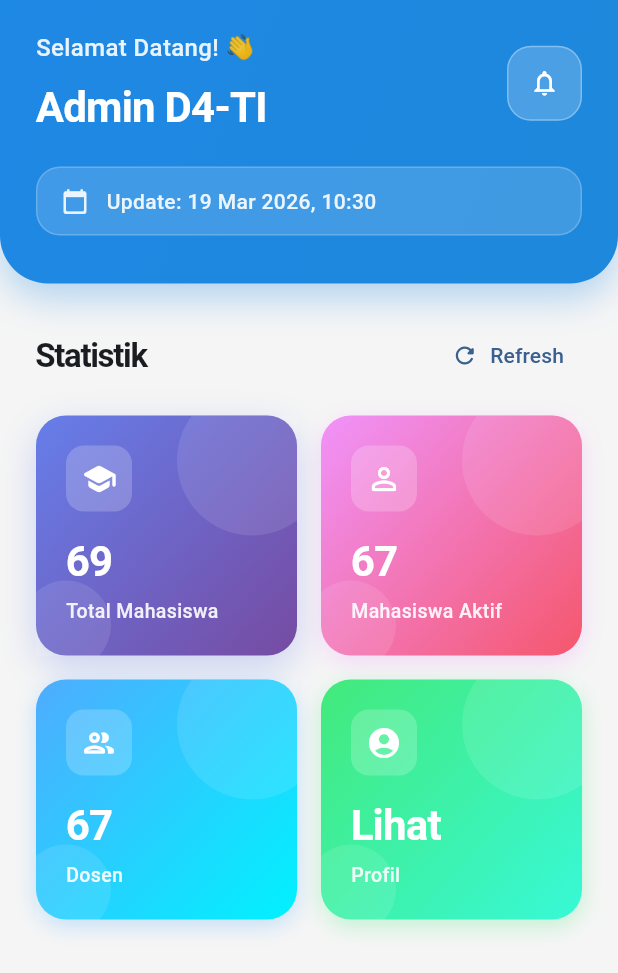
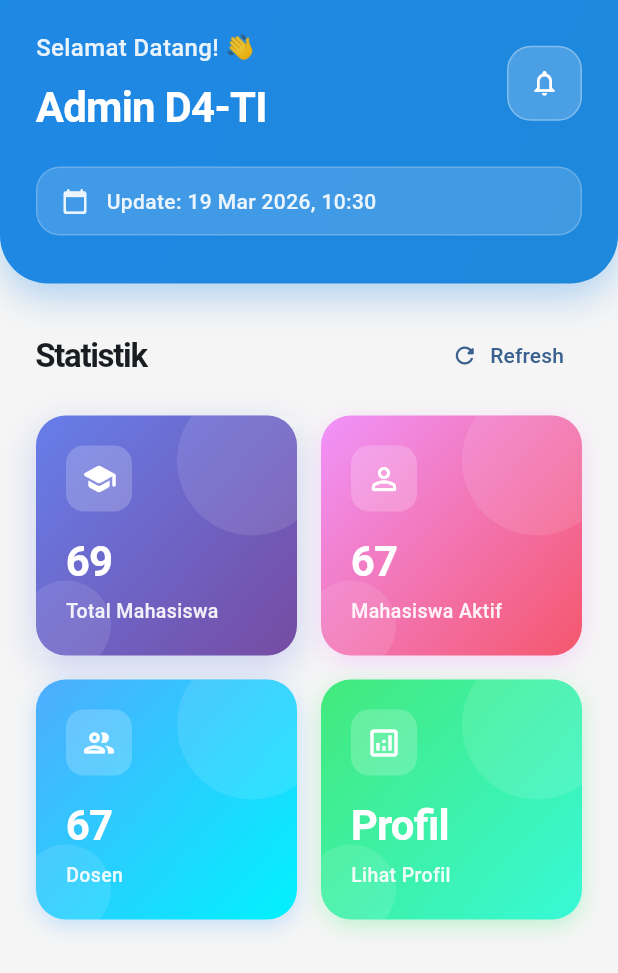
Before and after one commit to Fi-Rynix/mobile-app-tugas, a Flutter app: the screen it shows after launch, on a phone screen of 412 x 824 dp. Shown: the top 973 px of the screen. Run offline on Flutter 3.47's test engine with Material 3 defaults, Android fonts, the phone set to English and light mode, and no system bars; our stand-ins replace dio, flutter_riverpod.

Commit message:
modul 5 finishing done

```diff
--- a/lib/features/dashboard/data/repositories/dashboard_repository.dart
+++ b/lib/features/dashboard/data/repositories/dashboard_repository.dart
@@ -27,8 +27,8 @@ class DashboardRepository {
           subtitle: 'Jumlah dosen',
         ),
         DashboardStats(
-          title: 'Profil',
-          value: 'Lihat',
+          title: 'Lihat Profil',
+          value: 'Profil',
           subtitle: 'Lihat profil',
         ),
       ],
--- a/lib/features/dashboard/presentation/pages/dashboard_page.dart
+++ b/lib/features/dashboard/presentation/pages/dashboard_page.dart
@@ -237,7 +237,7 @@ class DashboardPage extends ConsumerWidget {
                                   case 'Dosen':
                                     targetPage = const DosenPage();
                                     break;
-                                  case 'Profil':
+                                  case 'Lihat Profil':
                                     targetPage = const ProfilePage();
                                     break;
                                 }
--- a/lib/features/mahasiswa/data/repositories/mahasiswa_comment_repository.dart
+++ b/lib/features/mahasiswa/data/repositories/comment_repository.dart
@@ -1,5 +1,5 @@
 import 'dart:convert';
-import 'package:first_proj/features/mahasiswa/data/models/mahasiswa_comment_model.dart';
+import 'package:first_proj/features/mahasiswa/data/models/comment_model.dart';
 import 'package:http/http.dart' as http;
 import 'package:dio/dio.dart';
 
--- a/lib/features/mahasiswa/presentation/pages/mahasiswa_page.dart
+++ b/lib/features/mahasiswa/presentation/pages/mahasiswa_page.dart
@@ -3,8 +3,8 @@ import 'package:flutter_riverpod/flutter_riverpod.dart';
 import 'package:first_proj/core/widgets/common_widget.dart';
 import 'package:first_proj/features/mahasiswa/presentation/providers/mahasiswa_provider.dart';
 import 'package:first_proj/features/mahasiswa/presentation/widgets/mahasiswa_widget.dart';
-import 'package:first_proj/features/mahasiswa/presentation/widgets/mahasiswa_comment_widget.dart';
-import 'package:first_proj/features/mahasiswa/data/repositories/mahasiswa_comment_repository.dart';
+import 'package:first_proj/features/mahasiswa/presentation/widgets/comment_widget.dart';
+import 'package:first_proj/features/mahasiswa/data/repositories/comment_repository.dart';
 
 class MahasiswaPage extends StatefulWidget {
   const MahasiswaPage({super.key});
--- a/lib/features/mahasiswa/presentation/providers/mahasiswa_provider.dart
+++ b/lib/features/mahasiswa/presentation/providers/mahasiswa_provider.dart
@@ -1,8 +1,8 @@
 import 'package:flutter_riverpod/flutter_riverpod.dart';
 import 'package:first_proj/features/mahasiswa/data/models/mahasiswa_model.dart';
 import 'package:first_proj/features/mahasiswa/data/repositories/mahasiswa_repository.dart';
-import 'package:first_proj/features/mahasiswa/data/models/mahasiswa_comment_model.dart';
-import 'package:first_proj/features/mahasiswa/data/repositories/mahasiswa_comment_repository.dart';
+import 'package:first_proj/features/mahasiswa/data/models/comment_model.dart';
+import 'package:first_proj/features/mahasiswa/data/repositories/comment_repository.dart';
 
 // Repository provider untuk komentar
 final mahasiswaCommentRepositoryProvider = Provider((ref) {
--- a/lib/features/mahasiswa/presentation/widgets/mahasiswa_comment_widget.dart
+++ b/lib/features/mahasiswa/presentation/widgets/comment_widget.dart
@@ -1,5 +1,5 @@
 import 'package:flutter/material.dart';
-import 'package:first_proj/features/mahasiswa/data/models/mahasiswa_comment_model.dart';
+import 'package:first_proj/features/mahasiswa/data/models/comment_model.dart';
 
 class MahasiswaCommentCard extends StatelessWidget {
   final MahasiswaCommentModel comment;
```
Also changed, not shown: lib/features/mahasiswa/data/models/comment_model.dart (renamed from lib/features/mahasiswa/data/models/mahasiswa_comment_model.dart), 1 other file.
